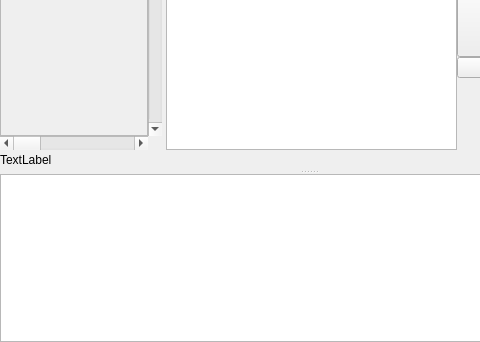
This is designers/tile_stamp_editor/tilestampeditorform.ui in christopherpow/nesicide as Qt 5 draws it before an edit; both pictures show x 0 to 480 and y 208 to 550 of the 617 by 550 pixel window. The edited form follows.
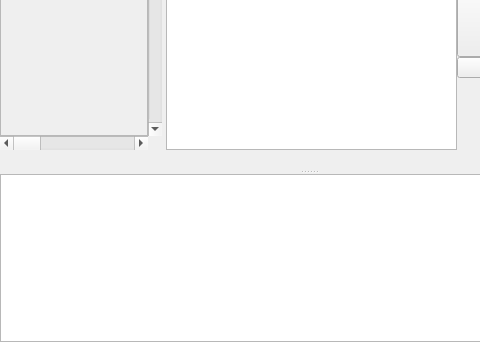
This is the edited form. Icons and pictures are not drawn. Custom widgets are drawn as their Qt base class.

```diff
--- a/designers/tile_stamp_editor/tilestampeditorform.ui
+++ b/designers/tile_stamp_editor/tilestampeditorform.ui
@@ -944,7 +944,7 @@
          <item>
           <widget class="QLabel" name="info">
            <property name="text">
-            <string>TextLabel</string>
+            <string/>
            </property>
           </widget>
          </item>
```
Left out of the diff: 30 changed lines with no effect on the pictures.
